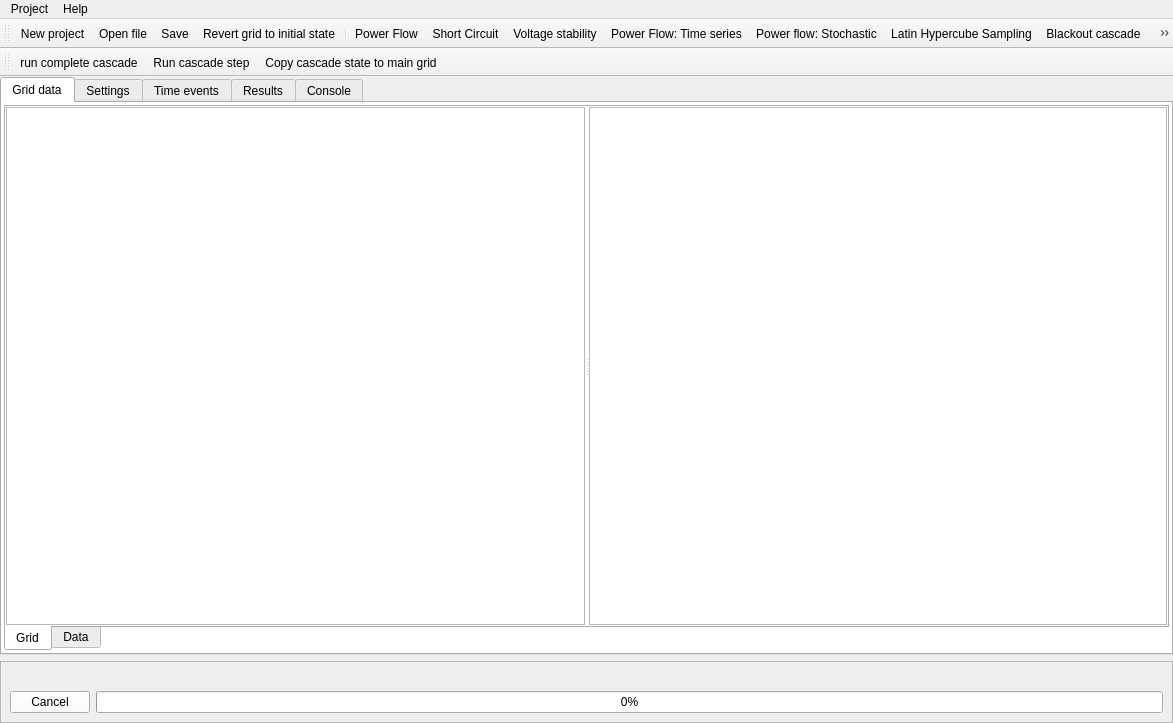
Above: UnderDevelopment/GridCal/gui/main/gui.ui from SanPen/GridCal before the change. Below: the same form after it.
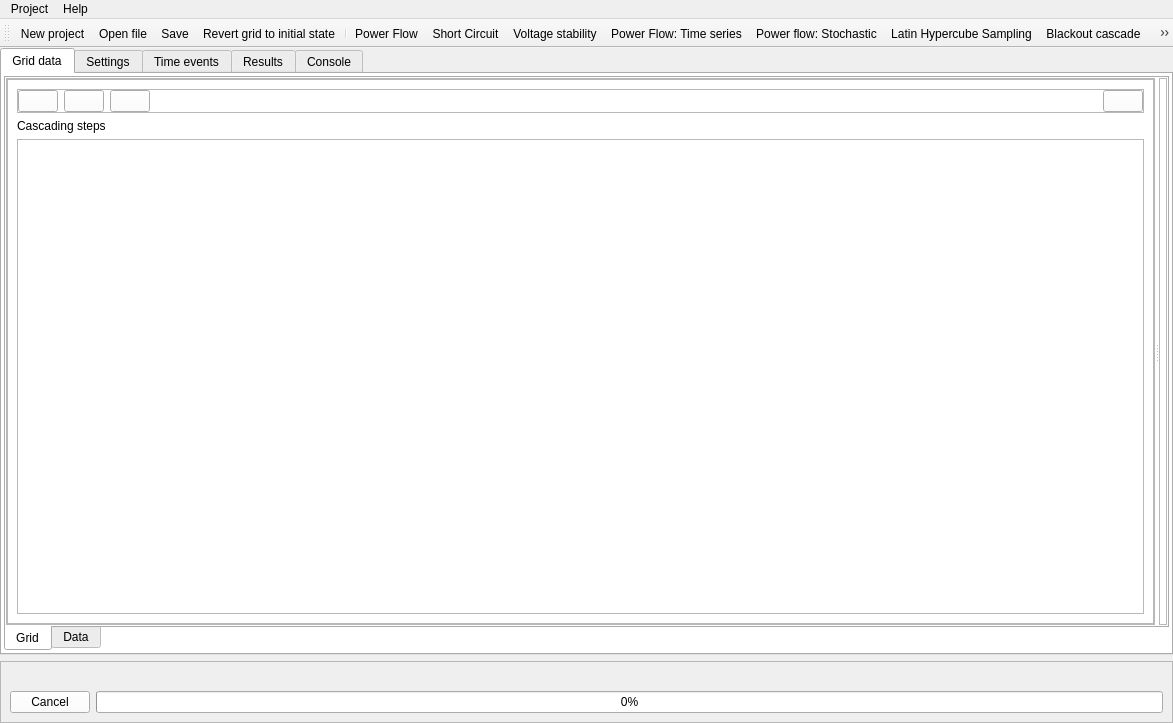
That is the form after the change. Icons and pictures are not drawn. Custom widgets are drawn as their Qt base class.

Commit message: Implemented nice cascading controls

What changed in the file:
```diff
--- a/UnderDevelopment/GridCal/gui/main/gui.ui
+++ b/UnderDevelopment/GridCal/gui/main/gui.ui
@@ -431,7 +431,111 @@
                  <number>0</number>
                 </property>
                 <item>
-                 <layout class="QVBoxLayout" name="verticalLayout_2"/>
+                 <layout class="QVBoxLayout" name="verticalLayout_2">
+                  <item>
+                   <widget class="QFrame" name="frame_10">
+                    <property name="frameShape">
+                     <enum>QFrame::StyledPanel</enum>
+                    </property>
+                    <property name="frameShadow">
+                     <enum>QFrame::Raised</enum>
+                    </property>
+                    <layout class="QVBoxLayout" name="verticalLayout_5">
+                     <item>
+                      <widget class="QFrame" name="frame_11">
+                       <property name="frameShape">
+                        <enum>QFrame::StyledPanel</enum>
+                       </property>
+                       <property name="frameShadow">
+                        <enum>QFrame::Raised</enum>
+                       </property>
+                       <layout class="QHBoxLayout" name="horizontalLayout_3">
+                        <property name="margin">
+                         <number>0</number>
+                        </property>
+                        <item>
+                         <widget class="QPushButton" name="run_cascade_pushButton">
+                          <property name="toolTip">
+                           <string>Run complete cascading process</string>
+                          </property>
+                          <property name="text">
+                           <string/>
+                          </property>
+                          <property name="icon">
+                           <iconset resource="icons.qrc">
+                            <normaloff>:/file/run_cascade.svg</normaloff>:/file/run_cascade.svg</iconset>
+                          </property>
+                         </widget>
+                        </item>
+                        <item>
+                         <widget class="QPushButton" name="run_cascade_step_pushButton">
+                          <property name="toolTip">
+                           <string>Run next cascading state</string>
+                          </property>
+                          <property name="text">
+                           <string/>
+                          </property>
+                          <property name="icon">
+                           <iconset resource="icons.qrc">
+                            <normaloff>:/file/run_cascade_step.svg</normaloff>:/file/run_cascade_step.svg</iconset>
+                          </property>
+                         </widget>
+                        </item>
+                        <item>
+                         <widget class="QPushButton" name="copy_cascade_step_pushButton">
+                          <property name="toolTip">
+                           <string>Copy cascade state to normal grid state</string>
+                          </property>
+                          <property name="text">
+                           <string/>
+                          </property>
+                          <property name="icon">
+                           <iconset resource="icons.qrc">
+                            <normaloff>:/file/ic_content_copy_black_48dp.png</normaloff>:/file/ic_content_copy_black_48dp.png</iconset>
+                          </property>
+                         </widget>
+                        </item>
+                        <item>
+                         <spacer name="horizontalSpacer_2">
+                          <property name="orientation">
+                           <enum>Qt::Horizontal</enum>
+                          </property>
+                          <property name="sizeHint" stdset="0">
+                           <size>
+                            <width>40</width>
+                            <height>20</height>
+                           </size>
+                          </property>
+                         </spacer>
+                        </item>
+                        <item>
+                         <widget class="QPushButton" name="clear_cascade_pushButton">
+                          <property name="text">
+                           <string/>
+                          </property>
+                          <property name="icon">
+                           <iconset resource="icons.qrc">
+                            <normaloff>:/file/ic_clear_black_48dp.png</normaloff>:/file/ic_clear_black_48dp.png</iconset>
+                          </property>
+                         </widget>
+                        </item>
+                       </layout>
+                      </widget>
+                     </item>
+                     <item>
+                      <widget class="QLabel" name="label_27">
+                       <property name="text">
+                        <string>Cascading steps</string>
+                       </property>
+                      </widget>
+                     </item>
+                     <item>
+                      <widget class="QTableView" name="cascade_tableView"/>
+                     </item>
+                    </layout>
+                   </widget>
+                  </item>
+                 </layout>
                 </item>
                </layout>
               </widget>
@@ -1573,20 +1677,6 @@
    <addaction name="actionAutoatic_layout"/>
    <addaction name="separator"/>
   </widget>
-  <widget class="QToolBar" name="cascade_toolbar">
-   <property name="windowTitle">
-    <string>toolBar_2</string>
-   </property>
-   <attribute name="toolBarArea">
-    <enum>TopToolBarArea</enum>
-   </attribute>
-   <attribute name="toolBarBreak">
-    <bool>true</bool>
-   </attribute>
-   <addaction name="actionRun_complete_cascade"/>
-   <addaction name="actionRun_cascade_step"/>
-   <addaction name="actionCopy_cascade_state_to_main_grid"/>
-  </widget>
   <action name="actionRedraw">
    <property name="icon">
     <iconset resource="icons.qrc">
```
Left out of the diff: 51 changed lines with no effect on the pictures. The commit also changes 17 other files.
